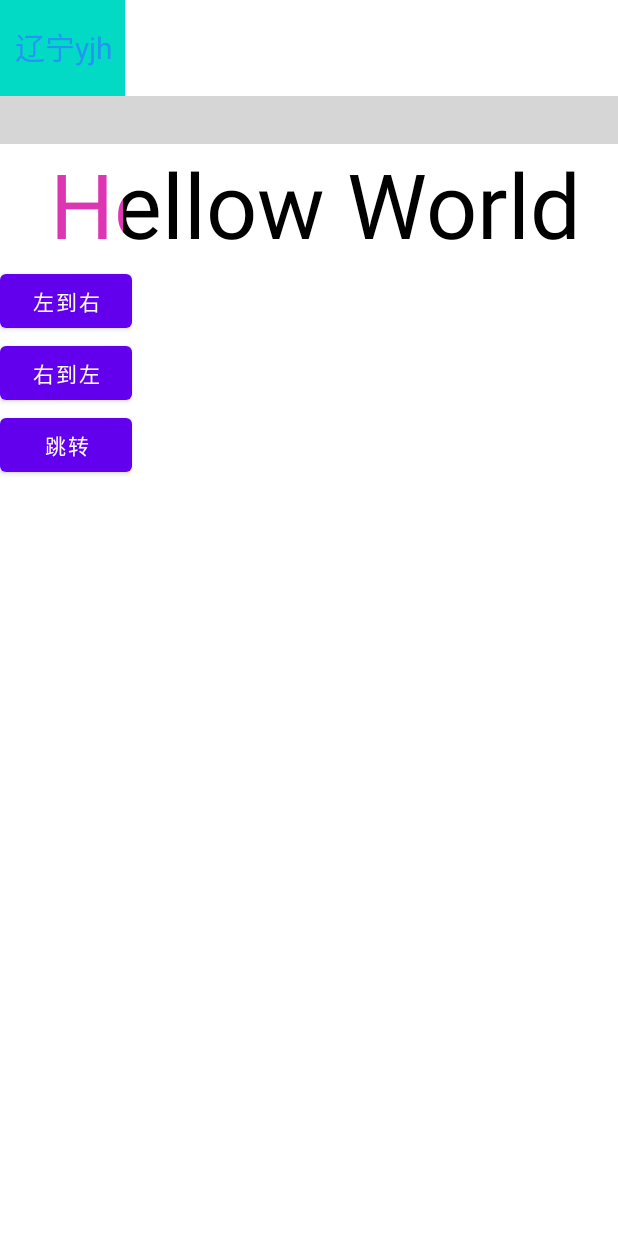
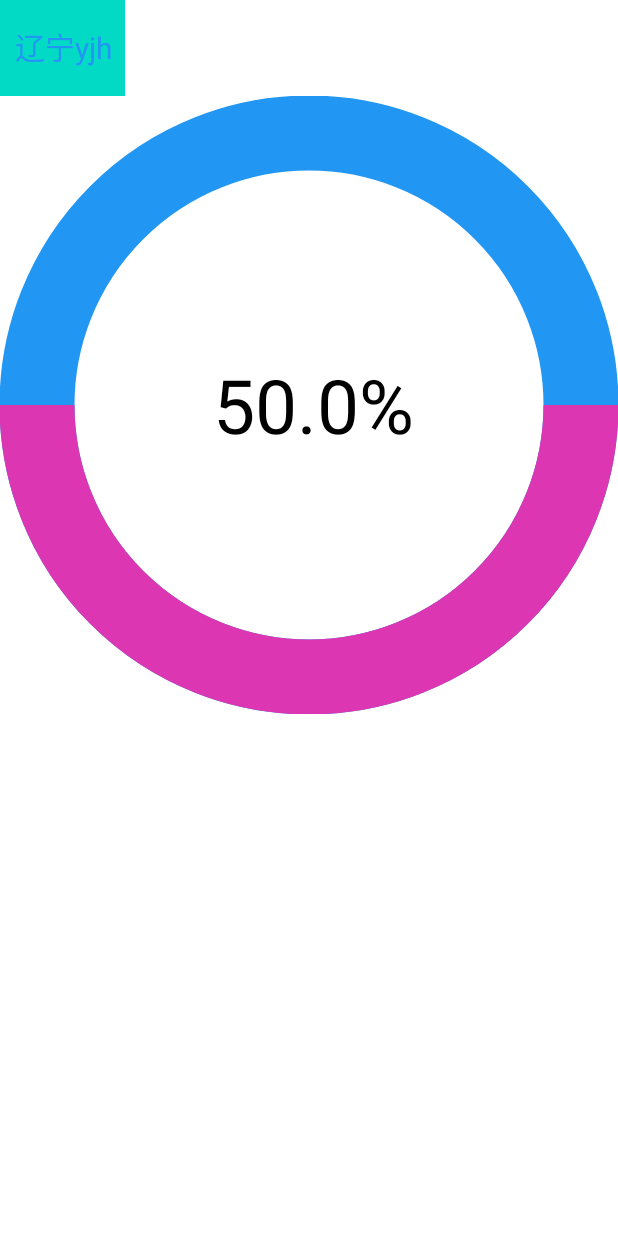
Before and after one commit to yangjinghua01/AndroidDiyView, an Android app: the layout activity_main.xml on its own in the app's theme, with its tools: preview values and no code run, on a phone screen of 412 x 824 dp. Run offline under Robolectric (Android 15) with nearby library versions, the phone set to English and light mode, and no system bars; plain views replace QQStepView; grey boxes are pictures that could not be loaded.

Commit message:
2022年9月4日 22:57:26 画了一个进度条明天要上班先睡了。 画形状的那个以后再说。提代码。

```diff
--- /dev/null
+++ b/app/src/main/java/com/rgsc/myapplication/PropressBar.java
@@ -0,0 +1,120 @@
+package com.rgsc.myapplication;
+
+import android.content.Context;
+import android.content.res.TypedArray;
+import android.graphics.Canvas;
+import android.graphics.Color;
+import android.graphics.Paint;
+import android.graphics.Rect;
+import android.graphics.RectF;
+import android.util.AttributeSet;
+import android.util.TypedValue;
+import android.view.View;
+
+import androidx.annotation.Nullable;
+
+/**
+ * 圆形的进度条
+ */
+public class PropressBar extends View {
+    private int minnerBackground = Color.RED;
+    private int mouterBackground = Color.BLUE;
+    private int mroundWidth;
+    private float mprogressTextsize;
+    private int mprogressTextColor = Color.GREEN;
+    private Paint mInnerPaint, mOuterPaint;
+    private int mMax = 100;
+    private int mPropress = 50;
+    private Paint mTextPaint;
+
+    public PropressBar(Context context) {
+        this(context, null);
+    }
+
+    public PropressBar(Context context, @Nullable AttributeSet attrs) {
+        this(context, attrs, 0);
+    }
+
+    public PropressBar(Context context, @Nullable AttributeSet attrs, int defStyleAttr) {
+        super(context, attrs, defStyleAttr);
+//        获取自定义属性
+        TypedArray typedArray = context.obtainStyledAttributes(attrs, R.styleable.PropressBar);
+        minnerBackground = typedArray.getColor(R.styleable.PropressBar_innerBackground, minnerBackground);
+        mouterBackground = typedArray.getColor(R.styleable.PropressBar_outerBackground, mouterBackground);
+        mprogressTextColor = typedArray.getColor(R.styleable.PropressBar_progressTextColor, mprogressTextColor);
+        mroundWidth = (int) typedArray.getDimension(R.styleable.PropressBar_roundWidth, dip2px(mroundWidth));
+        mprogressTextsize = (int) typedArray.getDimensionPixelSize(R.styleable.PropressBar_roundWidth, sp2px(mprogressTextsize));
+        typedArray.recycle();
+        mInnerPaint = new Paint();
+        mInnerPaint.setAntiAlias(true);
+        mInnerPaint.setColor(minnerBackground);
+        mInnerPaint.setStrokeWidth(mroundWidth);
+        mInnerPaint.setStyle(Paint.Style.STROKE);
+
+        mOuterPaint = new Paint();
+        mOuterPaint.setAntiAlias(true);
+        mOuterPaint.setColor(mouterBackground);
+        mOuterPaint.setStrokeWidth(mroundWidth);
+        mOuterPaint.setStyle(Paint.Style.STROKE);
+
+        mTextPaint = new Paint();
+        mTextPaint.setAntiAlias(true);
+        mTextPaint.setColor(mprogressTextColor);
+        mTextPaint.setTextSize(mprogressTextsize);
+    }
+
+
+    private int sp2px(float sp) {
+        return (int) TypedValue.applyDimension(TypedValue.COMPLEX_UNIT_SP, sp, getResources().getDisplayMetrics());
+    }
+
+    private float dip2px(int dip) {
+        return TypedValue.applyDimension(TypedValue.COMPLEX_UNIT_DIP, dip, getResources().getDisplayMetrics());
+    }
+
+    @Override
+    protected void onMeasure(int widthMeasureSpec, int heightMeasureSpec) {
+        super.onMeasure(widthMeasureSpec, heightMeasureSpec);
+//        只保证是正方形
+        int width = MeasureSpec.getSize(widthMeasureSpec);
+        int height = MeasureSpec.getSize(heightMeasureSpec);
+        setMeasuredDimension(Math.min(width, height), Math.min(width, height));
+    }
+
+    @Override
+    protected void onDraw(Canvas canvas) {
+        super.onDraw(canvas);
+//        画内圆形
+        int center = getWidth() / 2;
+        canvas.drawCircle(center, center, center - mroundWidth / 2, mInnerPaint);
+//        画外圆形
+        RectF rect = new RectF(0 + mroundWidth / 2, 0 + mroundWidth / 2, getWidth() - mroundWidth / 2, getHeight() - mroundWidth / 2);
+        float percent = (float) mPropress / mMax;
+        canvas.drawArc(rect, 0, percent * 360, false, mOuterPaint);
+//画文字
+        String text = percent*100 +"%";
+        Rect rect1 = new Rect();
+        mTextPaint.getTextBounds(text,0,text.length(),rect1);
+        Paint.FontMetricsInt fontMetricsInt = mTextPaint.getFontMetricsInt();
+        int dy = (fontMetricsInt.bottom - fontMetricsInt.top)/2-fontMetricsInt.bottom;
+        int baseline = getHeight()/2+dy;
+        int dx = (int) (getWidth()/2 - rect1.width()/2);
+        canvas.drawText(text,dx,baseline,mTextPaint);
+    }
+
+    public synchronized void setmMax(int mMax) {
+        if (mMax <0){
+            mMax =1;
+        }
+        this.mMax = mMax;
+    }
+
+    public synchronized void setmPropress(int mPropress) {
+        if (mPropress <0){
+            NullPointerException e = (NullPointerException) new Exception();
+            throw e;
+        }
+        this.mPropress = mPropress;
+        invalidate();
+    }
+}
--- a/app/src/main/res/layout/activity_main.xml
+++ b/app/src/main/res/layout/activity_main.xml
@@ -18,6 +18,7 @@
         app:mytextSize="20sp" />
 
     <com.rgsc.myapplication.QQStepView
+        android:visibility="gone"
         android:id="@+id/stepview"
         android:layout_width="match_parent"
         android:layout_height="wrap_content"
@@ -28,6 +29,7 @@
         app:stepTextSize="60sp" />
 
     <com.rgsc.myapplication.ColorTrackTextView
+        android:visibility="gone"
         android:id="@+id/color_text_trantion"
         android:text="Hellow World"
         android:layout_width="match_parent"
@@ -37,17 +39,35 @@
         android:layout_height="wrap_content" />
     <Button
         android:text="左到右"
+        android:visibility="gone"
         android:onClick="LefttoRight"
         android:layout_width="wrap_content"
         android:layout_height="wrap_content"/>
     <Button
         android:text="右到左"
+        android:visibility="gone"
         android:onClick="RighttoLeft"
         android:layout_width="wrap_content"
         android:layout_height="wrap_content"/>
     <Button
         android:id="@+id/jump"
+        android:visibility="gone"
         android:text="跳转"
         android:layout_width="wrap_content"
         android:layout_height="wrap_content"/>
+    <Button
+        android:visibility="gone"
+        android:id="@+id/propress_bar_btn"
+        android:layout_width="wrap_content"
+        android:layout_height="wrap_content"/>
+    <com.rgsc.myapplication.PropressBar
+        android:id="@+id/progress_bar"
+        android:layout_gravity="center"
+        app:progressTextsize="200sp"
+        app:progressTextColor="@color/black"
+        app:innerBackground="@color/blue"
+        app:outerBackground="@color/pink"
+        app:roundWidth="50dp"
+        android:layout_width="match_parent"
+        android:layout_height="match_parent"/>
 </LinearLayout>
```
Also changed, not shown: app/src/main/java/com/rgsc/myapplication/MainActivity.java (+14 -0 lines), app/src/main/java/com/rgsc/myapplication/ShapeVIew.java (added, +36 -0 lines), app/src/main/res/values/attrs.xml (+16 -8 lines).
